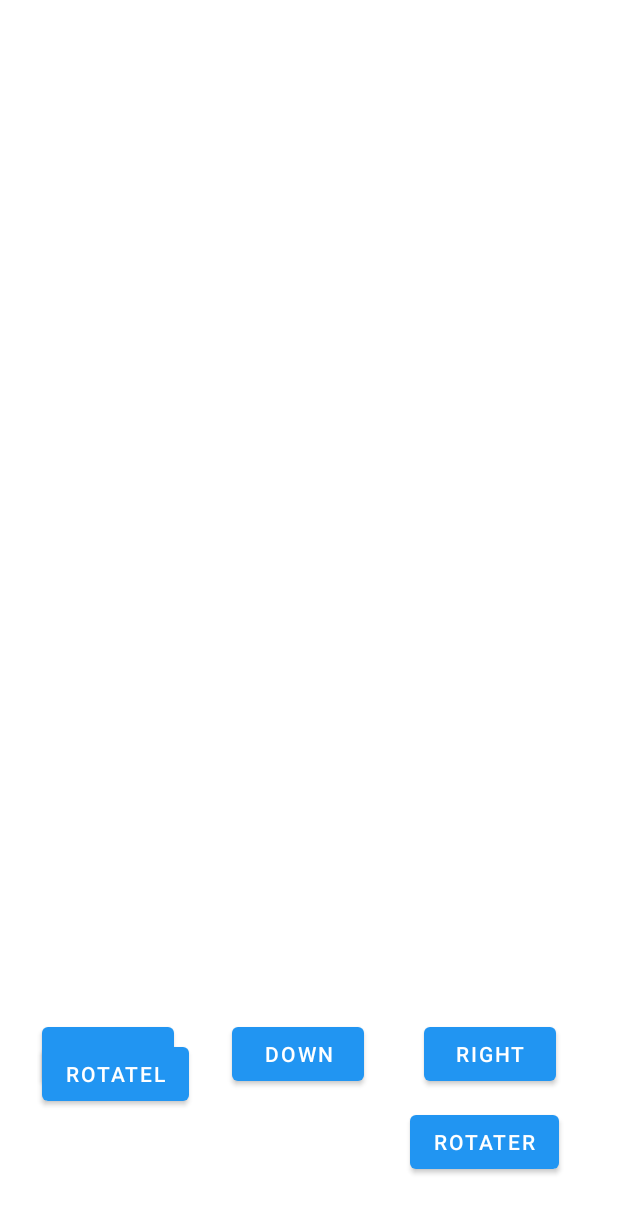
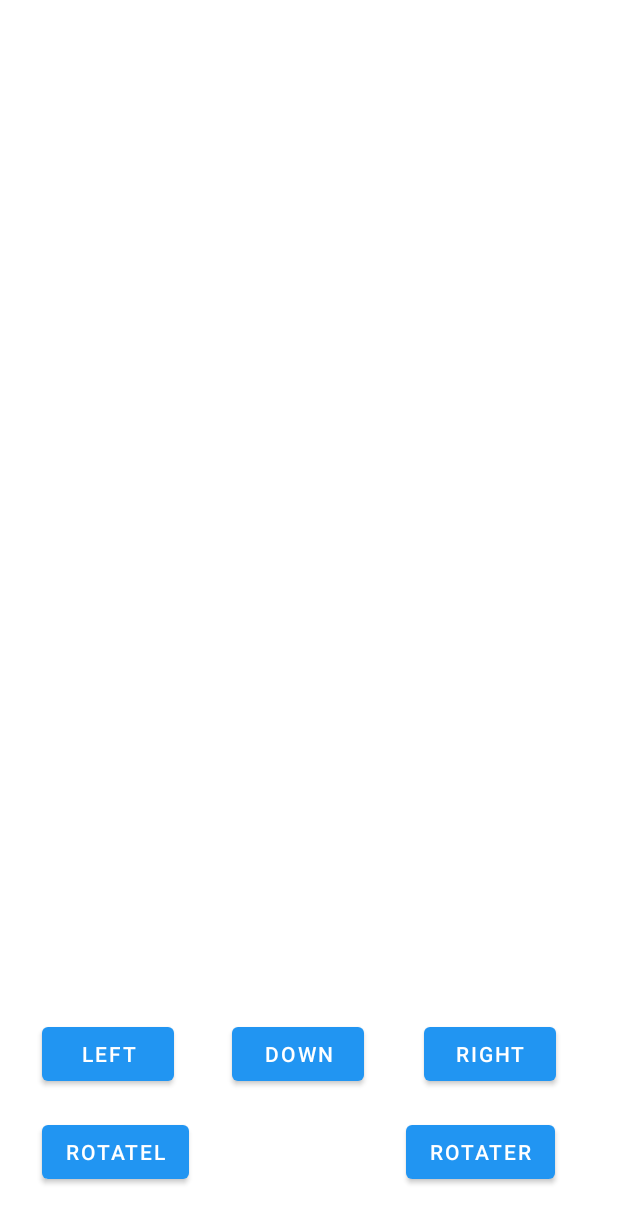
Before and after one commit to Pablito2020/Tetris-Android, an Android app: the GameActivity screen opened directly, with no data from a screen before it, on a phone screen of 412 x 824 dp. Shown: the top 1223 px of the screen. Run offline under Robolectric (Android 15) with nearby library versions, the phone set to English and light mode, and no system bars; 4 statements that could not run were skipped.

Commit message:
fix(game): correct rotate left button coords

```diff
--- a/app/src/main/res/layout/activity_game.xml
+++ b/app/src/main/res/layout/activity_game.xml
@@ -25,7 +25,7 @@
         android:layout_marginStart="28dp"
         android:layout_marginTop="32dp"
         android:text="Left"
-        app:layout_constraintBottom_toTopOf="@+id/RotateLeft"
+        app:layout_constraintBottom_toBottomOf="parent"
         app:layout_constraintEnd_toStartOf="@+id/RightButton"
         app:layout_constraintHorizontal_bias="0.0"
         app:layout_constraintStart_toStartOf="parent"
@@ -62,14 +62,13 @@
         android:id="@+id/RotateLeft"
         android:layout_width="wrap_content"
         android:layout_height="wrap_content"
-        android:layout_marginBottom="84dp"
         android:text="RotateL"
         app:layout_constraintBottom_toBottomOf="parent"
         app:layout_constraintEnd_toEndOf="parent"
         app:layout_constraintHorizontal_bias="0.09"
         app:layout_constraintStart_toStartOf="parent"
-        app:layout_constraintTop_toBottomOf="@+id/DownButton"
-        app:layout_constraintVertical_bias="1.0" />
+        app:layout_constraintTop_toBottomOf="@+id/LeftButton"
+        app:layout_constraintVertical_bias="0.345" />
 
     <Button
         android:id="@+id/RotateRight"
@@ -78,8 +77,8 @@
         android:text="RotateR"
         app:layout_constraintBottom_toBottomOf="parent"
         app:layout_constraintEnd_toEndOf="parent"
-        app:layout_constraintHorizontal_bias="0.788"
+        app:layout_constraintHorizontal_bias="0.774"
         app:layout_constraintStart_toEndOf="@+id/RotateLeft"
         app:layout_constraintTop_toBottomOf="@+id/RightButton"
-        app:layout_constraintVertical_bias="0.214" />
+        app:layout_constraintVertical_bias="0.345" />
 </androidx.constraintlayout.widget.ConstraintLayout>
```
